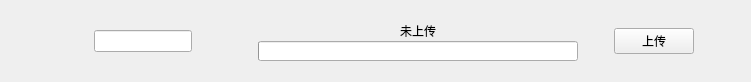
First picture: the form in manage/AlbumTaskWidget.ui, repository Onglu/AlbumTool, before the edit.
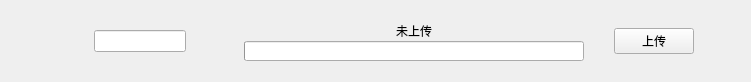
Second picture: the form after the edit.

Diff of the .ui file:
```diff
--- a/manage/AlbumTaskWidget.ui
+++ b/manage/AlbumTaskWidget.ui
@@ -84,6 +84,9 @@
    </item>
    <item>
     <widget class="QPushButton" name="editPushButton">
+     <property name="enabled">
+      <bool>false</bool>
+     </property>
      <property name="sizePolicy">
       <sizepolicy hsizetype="Fixed" vsizetype="Fixed">
        <horstretch>0</horstretch>
@@ -163,13 +166,13 @@
        </property>
        <property name="minimumSize">
         <size>
-         <width>320</width>
+         <width>340</width>
          <height>21</height>
         </size>
        </property>
        <property name="maximumSize">
         <size>
-         <width>320</width>
+         <width>340</width>
          <height>21</height>
         </size>
        </property>
@@ -194,13 +197,13 @@
        </property>
        <property name="minimumSize">
         <size>
-         <width>320</width>
+         <width>340</width>
          <height>20</height>
         </size>
        </property>
        <property name="maximumSize">
         <size>
-         <width>320</width>
+         <width>340</width>
          <height>20</height>
         </size>
        </property>
```
Left out of the diff: 3 changed lines with no effect on the pictures.
